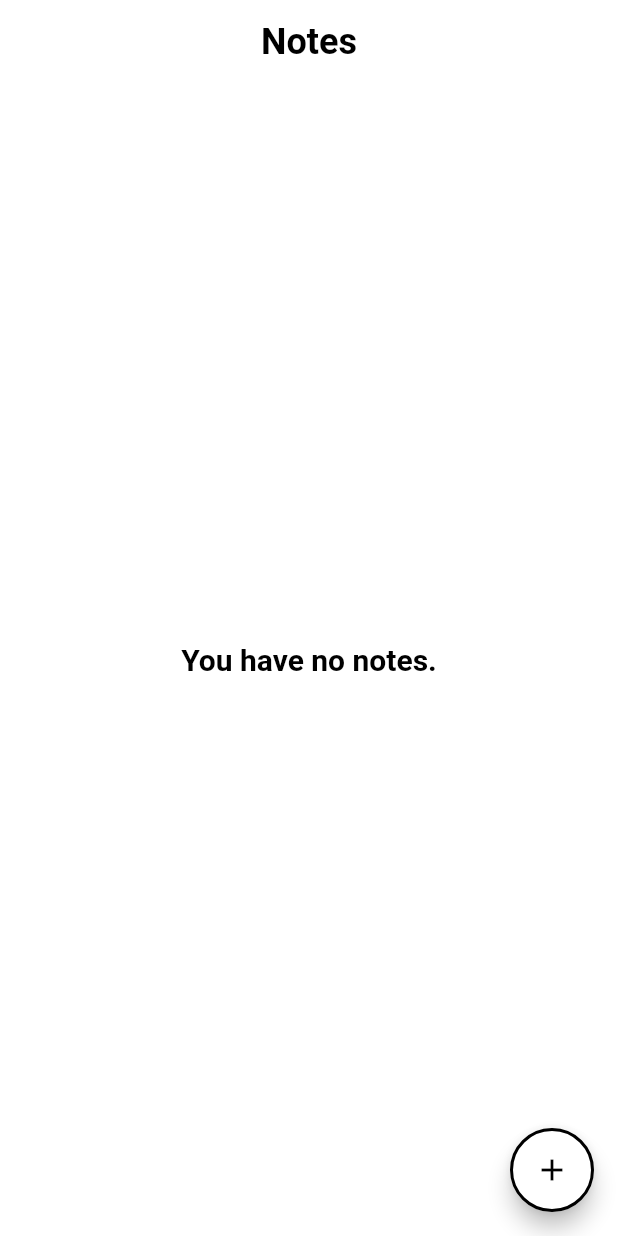
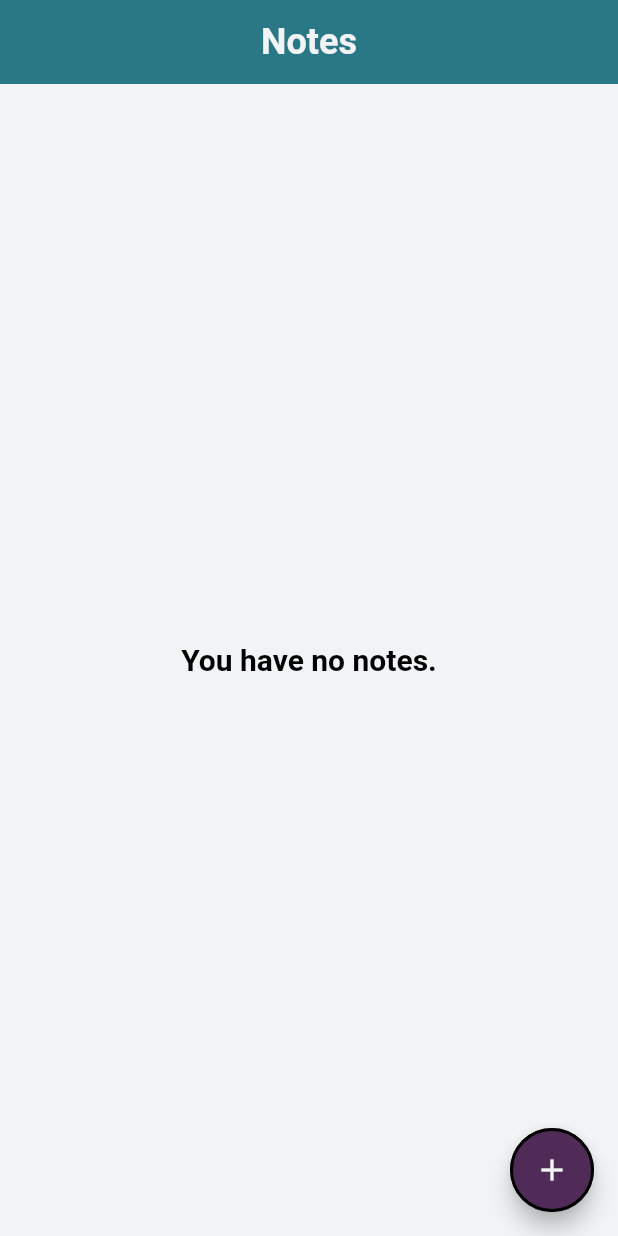
Before and after one commit to tytot/note-app, a Flutter app: the screen it shows after launch, on a phone screen of 412 x 824 dp. Run offline on Flutter 3.47's test engine with Material 2 defaults, Android fonts, the phone set to English and light mode, and no system bars; our stand-ins replace camera, sqflite; accounts and stored records are empty; Roboto replaces fonts that are missing (Sans).

Commit message:
Color palette

```diff
--- a/lib/db_helper/db_helper.dart
+++ b/lib/db_helper/db_helper.dart
@@ -14,7 +14,6 @@ class DatabaseHelper {
   String colTitle = 'title';
   String colDescription = 'description';
   String colPriority = 'priority';
-  String colColor = 'color';
   String colDate = 'date';
 
   DatabaseHelper._createInstance(); // Named constructor to create instance of DatabaseHelper
@@ -48,7 +47,7 @@ class DatabaseHelper {
   void _createDb(Database db, int newVersion) async {
     await db.execute(
         'CREATE TABLE $noteTable($colId INTEGER PRIMARY KEY AUTOINCREMENT, $colTitle TEXT, '
-        '$colDescription TEXT, $colPriority INTEGER, $colColor INTEGER,$colDate TEXT)');
+        '$colDescription TEXT, $colPriority INTEGER, $colDate TEXT)');
   }
 
   // Fetch Operation: Get all note objects from database
--- a/lib/main.dart
+++ b/lib/main.dart
@@ -5,6 +5,7 @@ void main() {
   runApp(MyApp());
 }
 
+const Color whitish = Color(0xFFf1f3f4);
 class MyApp extends StatelessWidget {
   @override
   Widget build(BuildContext context) {
@@ -12,12 +13,19 @@ class MyApp extends StatelessWidget {
       title: 'NoteKeeper',
       debugShowCheckedModeBanner: false,
       theme: ThemeData(
-        primarySwatch: Colors.deepPurple,
+        accentColor: Color(0xFF512b58),
+        primaryColor: Color(0xFF79bac1),
+        scaffoldBackgroundColor: whitish,
+        appBarTheme: AppBarTheme(
+          color: Color(0xFF2a7886),
+          iconTheme: IconThemeData(color: whitish),
+          actionsIconTheme: IconThemeData(color: whitish),
+        ),
         textTheme: TextTheme(
           headline: TextStyle(
               fontFamily: 'Sans',
               fontWeight: FontWeight.bold,
-              color: Colors.black,
+              color: whitish,
               fontSize: 24),
           body1: TextStyle(
               fontFamily: 'Sans',
@@ -32,7 +40,7 @@ class MyApp extends StatelessWidget {
           subtitle: TextStyle(
               fontFamily: 'Sans',
               fontWeight: FontWeight.normal,
-              color: Colors.black,
+              color: Colors.grey,
               fontSize: 14),
         ),
       ),
--- a/lib/modal_class/notes.dart
+++ b/lib/modal_class/notes.dart
@@ -3,12 +3,12 @@ class Note {
   String _title;
   String _description;
   String _date;
-  int _priority, _color;
+  int _priority;
 
-  Note(this._title, this._date, this._priority, this._color,
+  Note(this._title, this._date, this._priority,
       [this._description]);
 
-  Note.withId(this._id, this._title, this._date, this._priority, this._color,
+  Note.withId(this._id, this._title, this._date, this._priority,
       [this._description]);
 
   int get id => _id;
@@ -18,7 +18,6 @@ class Note {
   String get description => _description;
 
   int get priority => _priority;
-  int get color => _color;
   String get date => _date;
 
   set title(String newTitle) {
@@ -39,12 +38,6 @@ class Note {
     }
   }
 
-  set color(int newColor) {
-    if (newColor >= 0 && newColor <= 9) {
-      this._color = newColor;
-    }
-  }
-
   set date(String newDate) {
     this._date = newDate;
   }
@@ -58,7 +51,6 @@ class Note {
     map['title'] = _title;
     map['description'] = _description;
     map['priority'] = _priority;
-    map['color'] = _color;
     map['date'] = _date;
 
     return map;
@@ -70,7 +62,6 @@ class Note {
     this._title = map['title'];
     this._description = map['description'];
     this._priority = map['priority'];
-    this._color = map['color'];
     this._date = map['date'];
   }
 }
--- a/lib/screens/note_list.dart
+++ b/lib/screens/note_list.dart
@@ -6,7 +6,6 @@ import 'package:renote/screens/note_detail.dart';
 import 'package:flutter_staggered_grid_view/flutter_staggered_grid_view.dart';
 import 'package:renote/screens/search_note.dart';
 import 'package:renote/screens/camera.dart';
-import 'package:renote/utils/widgets.dart';
 import 'package:sqflite/sqflite.dart';
 
 class NoteList extends StatefulWidget {
@@ -34,13 +33,11 @@ class NoteListState extends State<NoteList> {
         title: Text('Notes', style: Theme.of(context).textTheme.headline),
         centerTitle: true,
         elevation: 0,
-        backgroundColor: Colors.white,
         leading: noteList.length == 0
             ? Container()
             : IconButton(
                 icon: Icon(
                   Icons.search,
-                  color: Colors.black,
                 ),
                 onPressed: () async {
                   final Note result = await showSearch(
@@ -58,7 +55,6 @@ class NoteListState extends State<NoteList> {
               : IconButton(
                   icon: Icon(
                     axisCount == 2 ? Icons.list : Icons.grid_on,
-                    color: Colors.black,
                   ),
                   onPressed: () {
                     setState(() {
@@ -74,7 +70,7 @@ class NoteListState extends State<NoteList> {
       appBar: myAppBar(),
       body: noteList.length == 0
           ? Container(
-              color: Colors.white,
+              color: Theme.of(context).scaffoldBackgroundColor,
               child: Center(
                 child: Padding(
                   padding: const EdgeInsets.all(16.0),
@@ -84,7 +80,7 @@ class NoteListState extends State<NoteList> {
               ),
             )
           : Container(
-              color: Colors.white,
+              color: Theme.of(context).scaffoldBackgroundColor,
               child: getNotesList(),
             ),
       floatingActionButton: FloatingActionButton(
@@ -96,8 +92,8 @@ class NoteListState extends State<NoteList> {
         },
         tooltip: 'Add Note',
         shape: CircleBorder(side: BorderSide(color: Colors.black, width: 2.0)),
-        child: Icon(Icons.add, color: Colors.black),
-        backgroundColor: Colors.white,
+        child: Icon(Icons.add, color: Theme.of(context).scaffoldBackgroundColor,),
+        backgroundColor: Theme.of(context).accentColor,
       ),
     );
   }
@@ -116,7 +112,7 @@ class NoteListState extends State<NoteList> {
               child: Container(
                 padding: EdgeInsets.all(8.0),
                 decoration: BoxDecoration(
-                    color: colors[this.noteList[index].color],
+                    color: Theme.of(context).primaryColor,
                     border: Border.all(width: 2, color: Colors.black),
                     borderRadius: BorderRadius.circular(8.0)),
                 child: Column(
--- a/lib/screens/process.dart
+++ b/lib/screens/process.dart
@@ -31,7 +31,7 @@ class ProcessScreenState extends State<ProcessScreen> {
       res = json.decode(await response.stream.bytesToString());
       Navigator.pushAndRemoveUntil(
         context,
-        MaterialPageRoute(builder: (context) => NoteDetail(Note('', res['text'], 3, 0), 'Add Note')), ModalRoute.withName('/'));
+        MaterialPageRoute(builder: (context) => NoteDetail(Note('', res['text'], 3), 'Add Note')), ModalRoute.withName('/'));
     } else {
       throw Exception('An error occurred while processing.');
     }
@@ -50,9 +50,8 @@ class ProcessScreenState extends State<ProcessScreen> {
         title: Text('Processing...', style: Theme.of(context).textTheme.headline),
         centerTitle: true,
         elevation: 0,
-        backgroundColor: Colors.white,
         leading: IconButton(
-          icon: Icon(Icons.arrow_back_ios, color: Colors.black),
+          icon: Icon(Icons.arrow_back_ios),
             onPressed: () {
               Navigator.pop(context, true);
             }),
```
Also changed, not shown: lib/screens/camera.dart (+4 -7 lines), lib/screens/note_detail.dart (+8 -22 lines), lib/screens/search_note.dart (+5 -4 lines), lib/utils/widgets.dart (+1 -67 lines).
